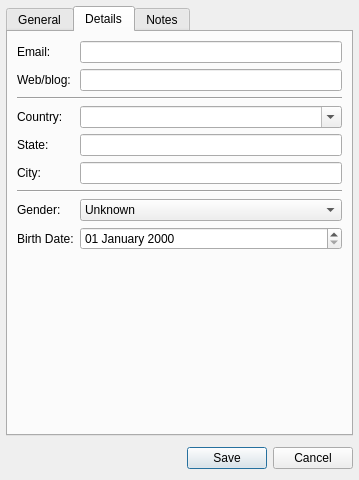
tkrotoff/WengoPhone, file wengophone/src/presentation/qt/profile/ProfileDetails.ui: the form before one commit.
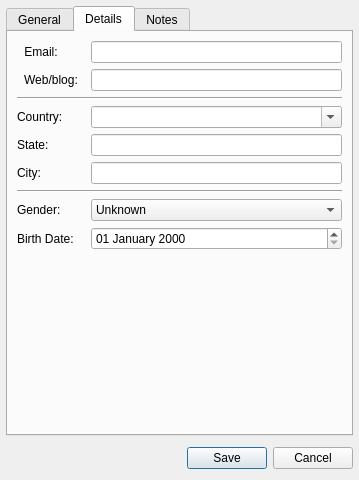
The form after the commit. The open tabs and pages were chosen to show the change. Icons and pictures are not drawn.

Commit message: * (feature - Ticket #1049) wdeal add contact, not tested yet * (feature) when a button opens a web browser, cursor is now a hand in order to make the difference for the user (more user friendly) * (feature) profile details: website + email buttons added -> opens the web browser

```diff
--- a/wengophone/src/presentation/qt/profile/ProfileDetails.ui
+++ b/wengophone/src/presentation/qt/profile/ProfileDetails.ui
@@ -294,10 +294,22 @@
         <number>6</number>
        </property>
        <item row="1" column="0" >
-        <widget class="QLabel" name="label_21" >
+        <widget class="QToolButton" name="websiteButton" >
+         <property name="cursor" >
+          <cursor>13</cursor>
+         </property>
          <property name="text" >
           <string>Web/blog:</string>
          </property>
+         <property name="icon" >
+          <iconset resource="../wengophone.qrc" >:/pics/contact/home.png</iconset>
+         </property>
+         <property name="toolButtonStyle" >
+          <enum>Qt::ToolButtonTextBesideIcon</enum>
+         </property>
+         <property name="autoRaise" >
+          <bool>true</bool>
+         </property>
         </widget>
        </item>
        <item row="2" column="0" colspan="2" >
@@ -363,10 +375,22 @@
         </spacer>
        </item>
        <item row="0" column="0" >
-        <widget class="QLabel" name="label_19" >
+        <widget class="QToolButton" name="emailButton" >
+         <property name="cursor" >
+          <cursor>13</cursor>
+         </property>
          <property name="text" >
           <string>Email:</string>
          </property>
+         <property name="icon" >
+          <iconset resource="../wengophone.qrc" >:/pics/edit.png</iconset>
+         </property>
+         <property name="toolButtonStyle" >
+          <enum>Qt::ToolButtonTextBesideIcon</enum>
+         </property>
+         <property name="autoRaise" >
+          <bool>true</bool>
+         </property>
         </widget>
        </item>
        <item row="1" column="1" >
```
Left out of the diff: 2 changed lines with no effect on the pictures. The commit also changes 15 other files.
